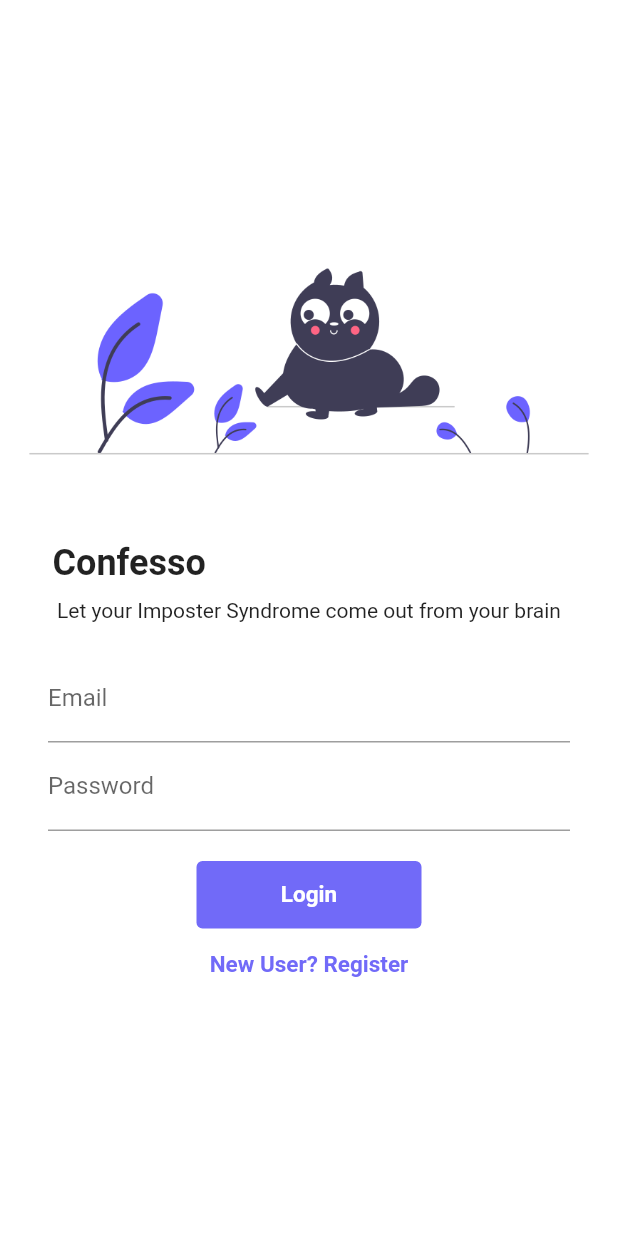
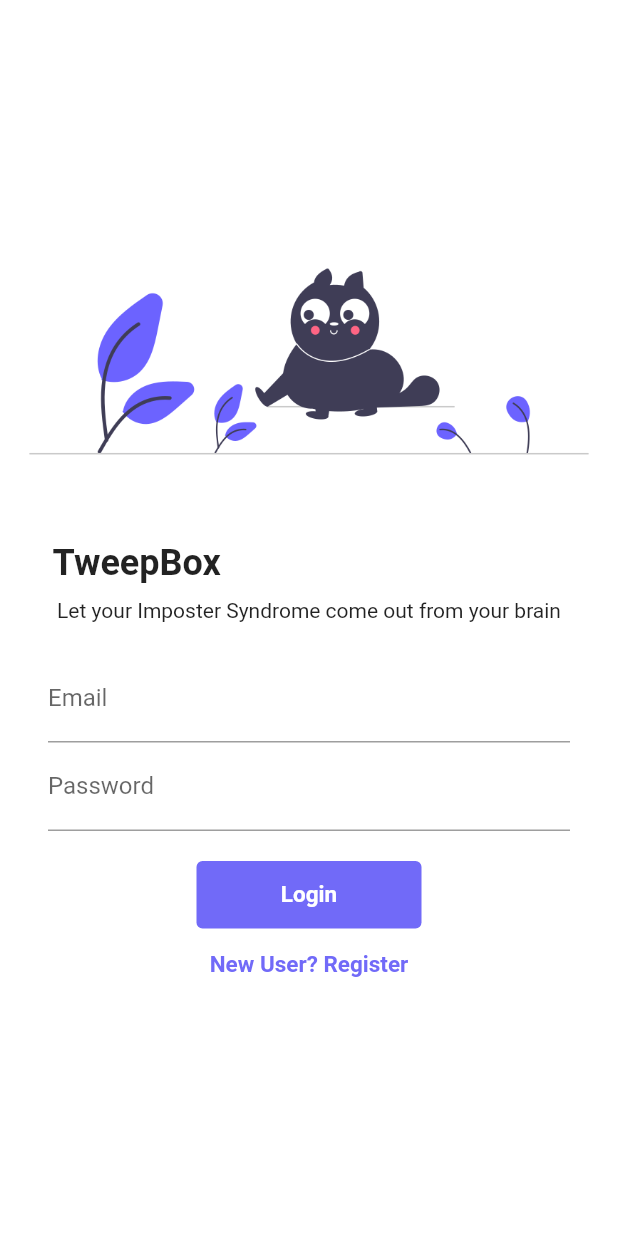
Before and after one commit to Meditatingpanda/flutter-social, a Flutter app: the screen it shows after launch, on a phone screen of 412 x 824 dp. Run offline on Flutter 3.47's test engine with Material 2 defaults, Android fonts, the phone set to English and light mode, and no system bars; our stand-ins replace flutter_svg, font_awesome_flutter, like_button, pull_to_refresh, shared_preferences, timeago and 1 more; accounts and stored records are empty.

Commit message:
minor changes

```diff
--- a/lib/screens/home_screen.dart
+++ b/lib/screens/home_screen.dart
@@ -75,7 +75,7 @@ class _HomeState extends State<Home> {
               ),
             ]),
             title: const Text(
-              "Confesso",
+              "TweepBox",
               style: TextStyle(fontSize: 18, color: Colors.black),
             ),
             leadingWidth: 35,
--- a/lib/screens/login_screen.dart
+++ b/lib/screens/login_screen.dart
@@ -50,7 +50,7 @@ class _LoginState extends State<Login> {
                       padding: const EdgeInsets.symmetric(horizontal: 35),
                       alignment: Alignment.centerLeft,
                       child: const Text(
-                        "Confesso",
+                        "TweepBox",
                         style: TextStyle(
                           fontSize: 24,
                           fontWeight: FontWeight.bold,
--- a/lib/screens/register_screen.dart
+++ b/lib/screens/register_screen.dart
@@ -41,7 +41,7 @@ class _RegisterState extends State<Register> {
                     padding: const EdgeInsets.symmetric(horizontal: 35),
                     alignment: Alignment.centerLeft,
                     child: const Text(
-                      "Confesso",
+                      "TweepBox",
                       style: TextStyle(
                         fontSize: 24,
                         fontWeight: FontWeight.bold,
```
Also changed, not shown: lib/screens/followers_screen.dart (+10 -6 lines).
